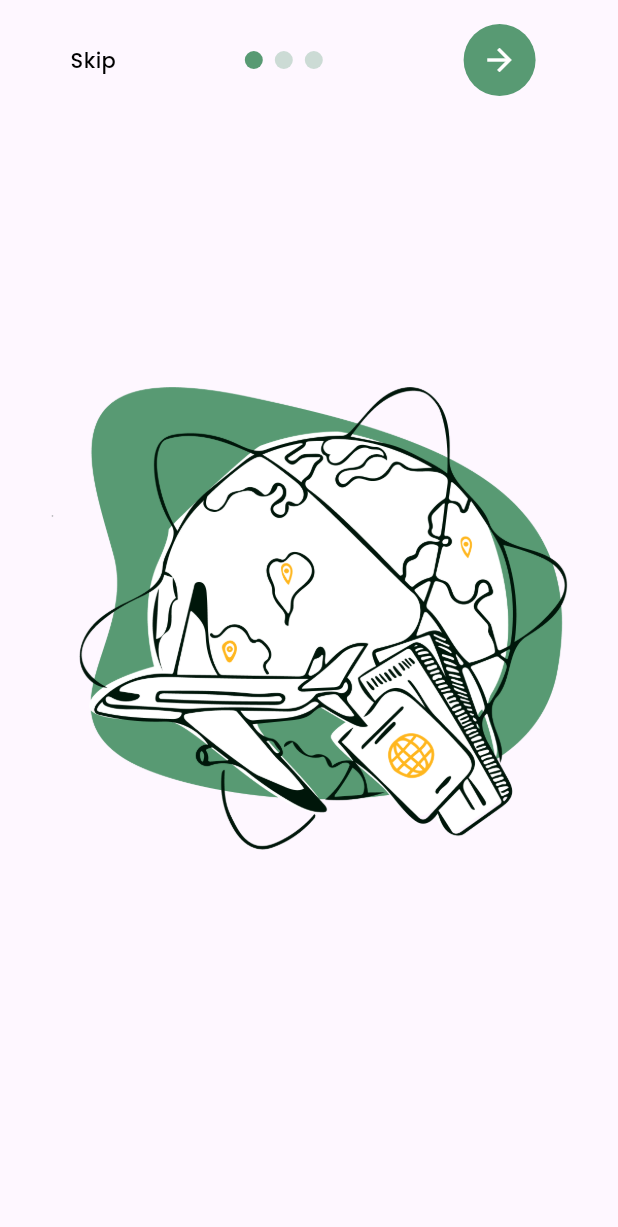
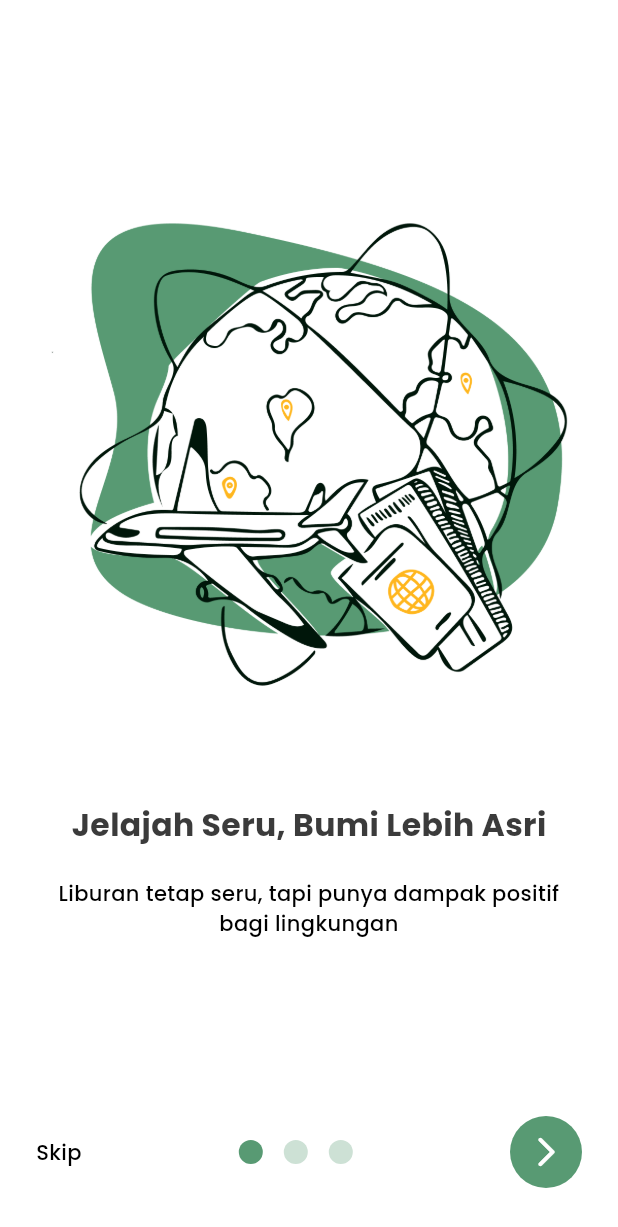
Before and after one commit to MotionHacks4-0/Team4, a Flutter app: the screen it shows after launch, on a phone screen of 412 x 824 dp. Shown: the top 1227 px of the screen. Run offline on Flutter 3.47's test engine with Material 3 defaults, Android fonts, the phone set to English and light mode, and no system bars; drawn by our look-alikes of smooth_page_indicator; our stand-ins replace get, google_fonts.

Commit message:
added onboarding screen

```diff
--- a/lib/app/modules/onboarding/views/onboarding_view.dart
+++ b/lib/app/modules/onboarding/views/onboarding_view.dart
@@ -4,6 +4,7 @@ import 'package:flutter/material.dart';
 import 'package:get/get.dart';
 import 'package:smooth_page_indicator/smooth_page_indicator.dart';
 
+import '../../../routes/app_pages.dart';
 import '../controllers/onboarding_controller.dart';
 
 class OnboardingView extends GetView<OnboardingController> {
@@ -11,65 +12,137 @@ class OnboardingView extends GetView<OnboardingController> {
   @override
   Widget build(BuildContext context) {
     return Scaffold(
+      backgroundColor: Colors.white,
       body: Stack(
         children: [
           PageView(
             controller: controller.indicator,
+            onPageChanged: (value) {
+              controller.page.value = value;
+              print(controller.page.value);
+
+              if (controller.page.value == 2) {
+                Future.delayed(const Duration(seconds: 2), () {
+                  Get.offAllNamed(Routes.HOME);
+                });
+              }
+            },
             children: [
-              Container(
-                height: Get.height * 0.65,
-                decoration: BoxDecoration(
-                    image: DecorationImage(
-                        image: AssetImage('assets/images/onboard1.png'),
-                        scale: 1.75)),
-              )
+              //start page
+              OnBoardingWidgets(),
+              OnBoardingWidgets(),
+              OnBoardingWidgets(),
             ],
           ),
-          Row(
-            mainAxisAlignment: MainAxisAlignment.spaceAround,
+          Align(
+            alignment: Alignment.bottomCenter,
+            child: Padding(
+              padding: const EdgeInsets.only(
+                bottom: 32.0,
+                left: 24.0,
+                right: 24.0,
+              ),
+              child: Row(
+                mainAxisAlignment: MainAxisAlignment.spaceBetween,
                 children: [
-              //Skip button
+                  // Skip button
                   GestureDetector(
-                onTap: () {},
-                child: Padding(
-                  padding: const EdgeInsets.all(8.0),
+                    onTap: () {
+                      controller.indicator.jumpToPage(3);
+                    },
                     child: Text(
                       "Skip",
                       style: Style.headLineStyle5,
                     ),
                   ),
-              ),
-              SmoothPageIndicator(
+
+                  // SmoothPageIndicator
+                  Obx(
+                    () => Container(
+                      child: controller.page.value != 3
+                          ? SmoothPageIndicator(
                               controller: controller.indicator,
                               count: 3,
                               effect: SlideEffect(
                                 activeDotColor: Style.primaryColor,
-                    spacing: 8.0,
+                                spacing: 14.0,
                                 radius: 8.0,
-                    dotWidth: 12,
-                    dotHeight: 12,
-                    dotColor: Style.primaryColor30),
+                                dotWidth: 16,
+                                dotHeight: 16,
+                                dotColor: Style.primaryColor30,
                               ),
-              // Circle Arrow Button
-              Padding(
-                padding: const EdgeInsets.all(16.0),
-                child: Container(
+                            )
+                          : Container(),
+                    ),
+                  ),
+
+                  // Arrow button
+                  Container(
                     decoration: BoxDecoration(
                       color: Style.primaryColor,
                       shape: BoxShape.circle,
                     ),
                     child: IconButton(
-                    icon: const Icon(Icons.arrow_forward, color: Colors.white),
+                      icon: const Icon(Icons.arrow_forward_ios_rounded,
+                          color: Colors.white),
                       onPressed: () {
-                      // Handle next
+                        controller.indicator.nextPage(
+                          duration: Duration(milliseconds: 300),
+                          curve: Curves.easeInOut,
+                        );
                       },
                     ),
                   ),
+                ],
               ),
-            ],
-          )
+            ),
+          ),
         ],
       ),
     );
   }
 }
+
+class OnBoardingWidgets extends StatelessWidget {
+  const OnBoardingWidgets({
+    super.key,
+  });
+
+  @override
+  Widget build(BuildContext context) {
+    return Column(
+      children: [
+        Container(
+          padding: EdgeInsets.only(top: 70),
+          height: Get.height * 0.65,
+          child: Image.asset(
+            'assets/images/onboard1.png',
+            scale: 1.75,
+            fit: BoxFit
+                .contain, // bisa juga coba BoxFit.cover tergantung kebutuhan
+          ),
+        ),
+        Container(
+          height: Get.height * 0.35,
+          width: Get.width,
+          padding: EdgeInsets.only(bottom: 10),
+          child: Column(
+            crossAxisAlignment: CrossAxisAlignment.center,
+            children: [
+              Text('Jelajah Seru, Bumi Lebih Asri',
+                  style: Style.headLineStyle2),
+              SizedBox(
+                height: 20,
+              ),
+              Text(
+                'Liburan tetap seru, tapi punya dampak positif\nbagi lingkungan',
+                style: Style.headLineStyle5,
+                textAlign: TextAlign.center,
+              )
+            ],
+          ),
+        ),
+      ],
+    );
+  }
+}
```
Lines whose indentation alone changed are shown as unchanged.
